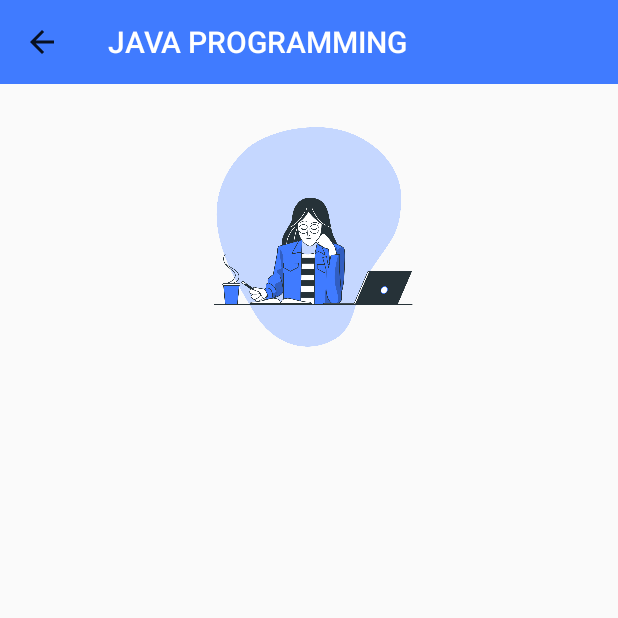
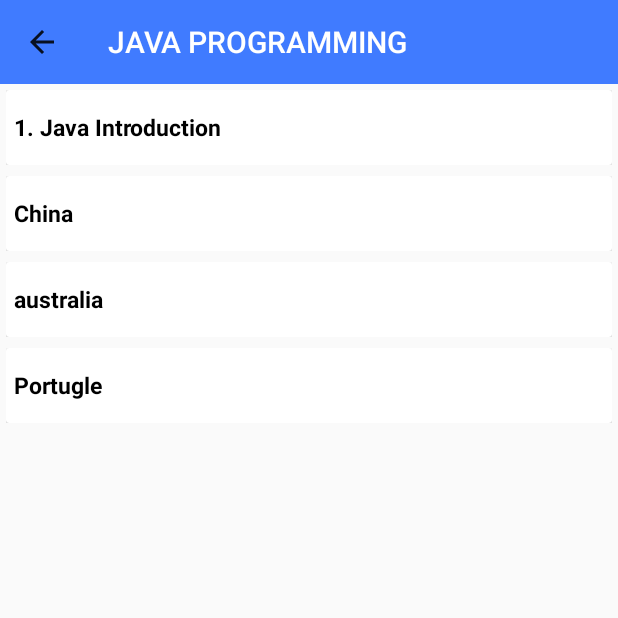
Before and after one commit to Rohan2596/Programme, an Android app: the Topic screen opened directly, with no data from a screen before it, after a tap on "JAVA PROGRAMMING", on a phone screen of 412 x 824 dp, the top half of it. Run offline under Robolectric (Android 15) with nearby library versions, the phone set to English and light mode, and no system bars.

Commit message:
ADDED:ListView to content activity and needs to work on logic.

```diff
--- a/app/src/main/java/com/spatalabz/programme/Content.java
+++ b/app/src/main/java/com/spatalabz/programme/Content.java
@@ -6,12 +6,18 @@ import androidx.appcompat.widget.Toolbar;
 
 import android.content.Intent;
 import android.os.Bundle;
+import android.widget.ArrayAdapter;
+import android.widget.ListView;
 
 public class Content extends AppCompatActivity {
 
     Toolbar toolbar;
     Intent intent;
     String techTitle;
+    ListView simpleList;
+    //"SHELLSCRIPT PROGRAMMING","JAVA PROGRAMMING"
+    String javaList[]={"1. Java Introduction", "China", "australia", "Portugle"};
+    String shelllists[]={"1. Shell Introduction", "australia", "Portugle", "America", "NewZealand"};
 
     @Override
     protected void onCreate(Bundle savedInstanceState) {
@@ -24,5 +30,22 @@ public class Content extends AppCompatActivity {
         techTitle=intent.getStringExtra("TechStack");
         getSupportActionBar().setTitle(techTitle);
        getSupportActionBar().setDisplayHomeAsUpEnabled(true);
+
+
+        if(techTitle.equals("SHELLSCRIPT PROGRAMMING")){
+            simpleList = (ListView)findViewById(R.id.contentList);
+            ArrayAdapter<String> arrayAdapter = new ArrayAdapter<String>(this, R.layout.content_list, R.id.textView, shelllists);
+            simpleList.setAdapter(arrayAdapter);
+
+        }
+        if(techTitle.equals("JAVA PROGRAMMING")){
+            simpleList = (ListView)findViewById(R.id.contentList);
+            ArrayAdapter<String> arrayAdapter = new ArrayAdapter<String>(this, R.layout.content_list, R.id.textView, javaList);
+            simpleList.setAdapter(arrayAdapter);
+
+        }
+
     }
+
+
 }
--- a/app/src/main/res/layout/activity_content.xml
+++ b/app/src/main/res/layout/activity_content.xml
@@ -27,23 +27,25 @@
 
     </androidx.appcompat.widget.Toolbar>
 
-    <ImageView
-        android:id="@+id/contentImage"
-        android:layout_width="match_parent"
-        android:layout_height="189dp"
-        android:layout_below="@+id/toolbar"
-        android:layout_marginTop="4dp"
-        app:srcCompat="@drawable/studying_bro"
-        tools:srcCompat="@drawable/studying_bro"></ImageView>
+<!--    <ImageView-->
+<!--        android:id="@+id/contentImage"-->
+<!--        android:layout_width="match_parent"-->
+<!--        android:layout_height="189dp"-->
+<!--        android:layout_below="@+id/toolbar"-->
+<!--        android:layout_marginTop="1dp"-->
+<!--        app:srcCompat="@drawable/studying_bro"-->
+<!--        tools:srcCompat="@drawable/studying_bro"></ImageView>-->
 
-    <ScrollView
-        android:layout_width="match_parent"
-        android:layout_height="fill_parent"
-        android:layout_below="@+id/contentImage">
+
 
         <ListView
-            android:layout_width="match_parent"
-            android:layout_height="match_parent"></ListView>
-    </ScrollView>
+            android:layout_below="@+id/toolbar"
+            android:id="@+id/contentList"
+            android:layout_width="fill_parent"
+            android:layout_height="wrap_content"
+            android:divider="@color/colorWhite">
+
+        </ListView>
+
 
 </RelativeLayout>
--- a/app/src/main/res/layout/activity_topic.xml
+++ b/app/src/main/res/layout/activity_topic.xml
@@ -56,7 +56,8 @@
                 android:gravity="center"
                 android:columnWidth="100dp"
                 android:layout_width="match_parent"
-                android:layout_height="match_parent">
+                android:layout_height="match_parent"
+                android:padding="10dp">
 
 
 
--- /dev/null
+++ b/app/src/main/res/layout/content_list.xml
@@ -0,0 +1,36 @@
+<?xml version="1.0" encoding="utf-8"?>
+<LinearLayout xmlns:android="http://schemas.android.com/apk/res/android"
+    xmlns:app="http://schemas.android.com/apk/res-auto"
+    android:layout_width="match_parent"
+    android:layout_height="match_parent"
+    android:orientation="vertical"
+    android:paddingLeft="4dp"
+    android:paddingRight="4dp"
+    android:paddingTop="4dp"
+    android:paddingBottom="4dp"
+    app:cardCornerRadius="7dp"
+    >
+
+        <androidx.cardview.widget.CardView
+            android:layout_width="match_parent"
+            android:layout_height="50dp"
+            >
+
+                <LinearLayout
+                    android:layout_width="match_parent"
+                    android:layout_height="match_parent"
+                    android:padding="5dp">
+
+                        <TextView
+                            android:id="@+id/textView"
+                            android:layout_width="fill_parent"
+                            android:layout_height="wrap_content"
+                            android:layout_gravity="center"
+                            android:textSize="15sp"
+                            android:textStyle="bold"
+                            android:textColor="#000000" />
+                </LinearLayout>
+        </androidx.cardview.widget.CardView>
+
+
+</LinearLayout>
--- a/app/src/main/res/layout/topic_grid.xml
+++ b/app/src/main/res/layout/topic_grid.xml
@@ -1,6 +1,6 @@
 <?xml version="1.0" encoding="utf-8"?>
 <LinearLayout xmlns:android="http://schemas.android.com/apk/res/android"
-    xmlns:tools="http://schemas.android.com/tools"
+
     xmlns:app="http://schemas.android.com/apk/res-auto"
     android:orientation="vertical"
     android:layout_width="match_parent"
--- a/app/src/main/res/values/strings.xml
+++ b/app/src/main/res/values/strings.xml
@@ -2,7 +2,5 @@
     <string name="app_name">Programme</string>
     <string name="navigation_open">navigation_open</string>
     <string name="navigation_close">navigation_close</string>
-    <string-array name="Techstack">
-        <item name="SHELLSCRIPT PROGRAMING"></item>
-    </string-array>
+
 </resources>
```
